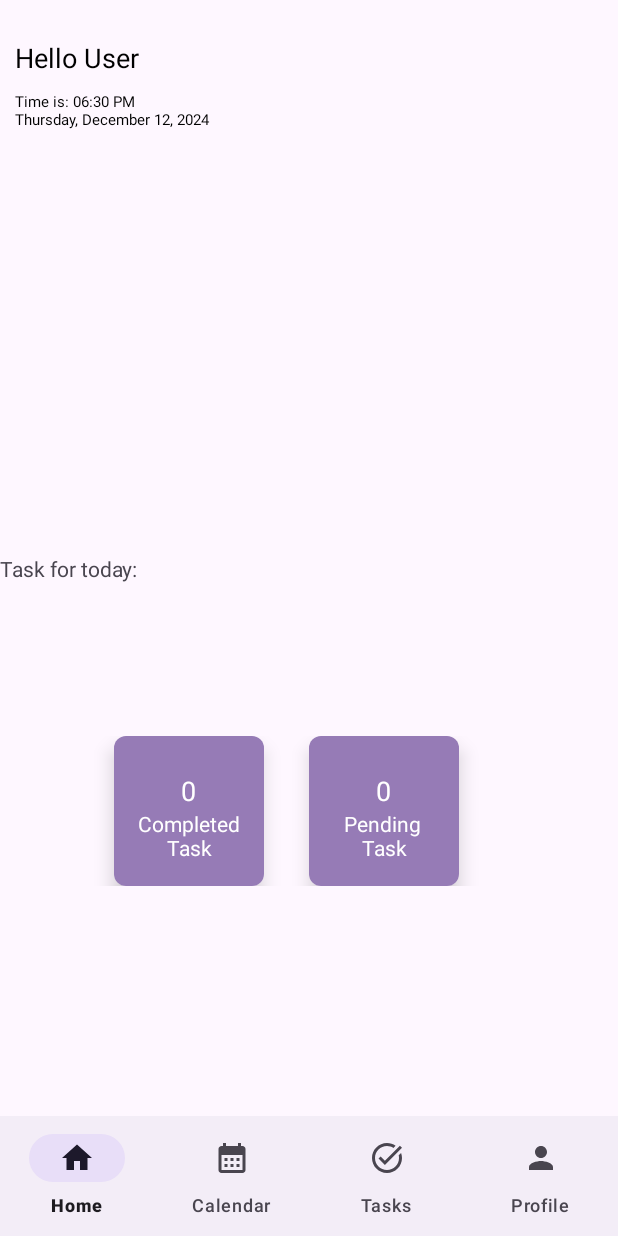
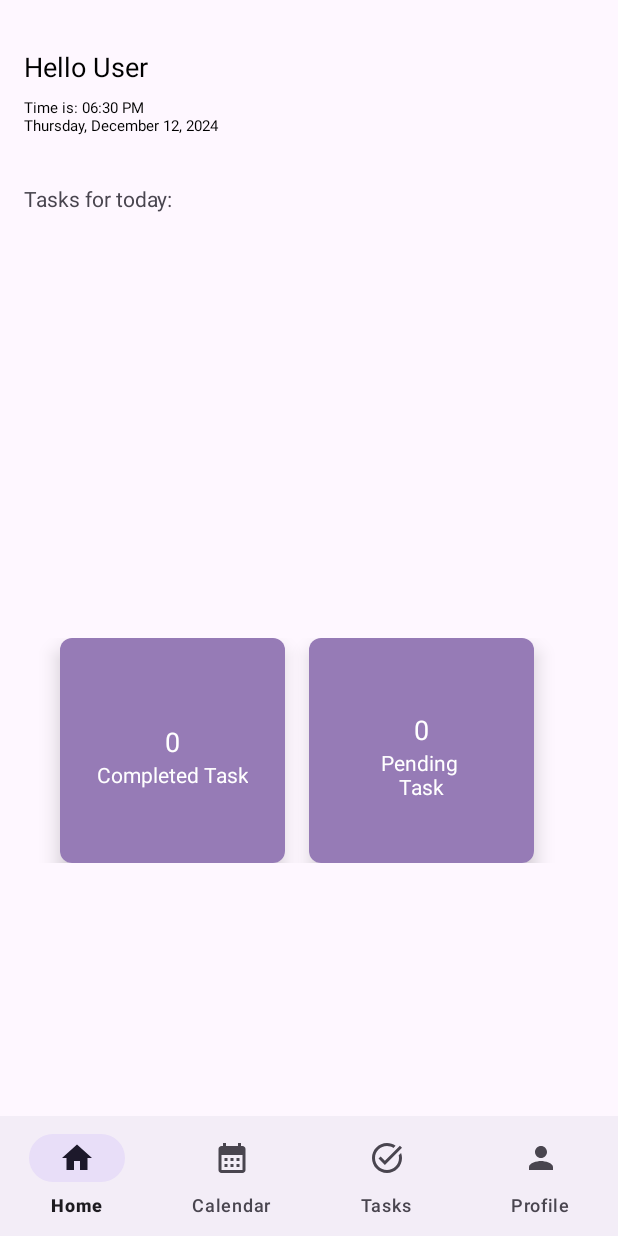
Before and after one commit to Oieu/MobDev_FinalProject, an Android app: the DashBoard screen opened directly, with no data from a screen before it, on a phone screen of 412 x 824 dp. Run offline under Robolectric (Android 15) with nearby library versions, the phone set to English and light mode, and no system bars; our stand-ins replace Firebase (no records; nobody signed in at launch, a user with empty details on screens opened directly).

Commit message:
[FIX] Layouts in Dashboard

```diff
--- a/app/src/main/java/com/example/final_project/DashBoard.java
+++ b/app/src/main/java/com/example/final_project/DashBoard.java
@@ -49,8 +49,7 @@ public class DashBoard extends AppCompatActivity {
 
         String userId = mAuth.getCurrentUser().getUid();
         fetchUserName(userId);
-        fetchCompletedTasksCount(userId);
-        fetchPendingTasksCount(userId);
+        fetchTaskCounts(userId);
         fetchTasksForToday(userId);
         displayCurrentDateTime();
 
@@ -104,39 +103,26 @@ public class DashBoard extends AppCompatActivity {
         });
     }
 
-    private void fetchCompletedTasksCount(String userId) {
-        dbRef.orderByChild("userId").equalTo(userId).addListenerForSingleValueEvent(new ValueEventListener() {
-            @Override
-            public void onDataChange(@NonNull DataSnapshot dataSnapshot) {
-                int completedTasksCount = 0;
-                for (DataSnapshot snapshot : dataSnapshot.getChildren()) {
-                    Task task = snapshot.getValue(Task.class);
-                    if (task != null && task.isCompleted()) {
-                        completedTasksCount++;
-                    }
-                }
-                tvCompletedTasks.setText(String.valueOf(completedTasksCount));
-            }
-
-            @Override
-            public void onCancelled(@NonNull DatabaseError databaseError) {
-                // Handle error
-            }
-        });
-    }
-
-    private void fetchPendingTasksCount(String userId) {
+    private void fetchTaskCounts(String userId) {
         dbRef.orderByChild("userId").equalTo(userId).addListenerForSingleValueEvent(new ValueEventListener() {
             @Override
             public void onDataChange(@NonNull DataSnapshot dataSnapshot) {
                 int pendingTasksCount = 0;
+                int completedTasksCount = 0;
+
                 for (DataSnapshot snapshot : dataSnapshot.getChildren()) {
                     Task task = snapshot.getValue(Task.class);
-                    if (task != null && !task.isCompleted()) {
-                        pendingTasksCount++;
+                    if (task != null) {
+                        if ("in progress".equals(task.getTaskStatus())) {
+                            pendingTasksCount++;
+                        } else if ("completed".equals(task.getTaskStatus())) {
+                            completedTasksCount++;
+                        }
                     }
                 }
+
                 tvPendingTasks.setText(String.valueOf(pendingTasksCount));
+                tvCompletedTasks.setText(String.valueOf(completedTasksCount));
             }
 
             @Override
--- a/app/src/main/java/com/example/final_project/Task.java
+++ b/app/src/main/java/com/example/final_project/Task.java
@@ -34,8 +34,6 @@ public class Task {
     public long getTaskCreated() { return taskCreated; }
     public void setTaskCreated(long taskCreated) { this.taskCreated = taskCreated; }
 
-    public boolean isCompleted() { return isCompleted; }
-    public void setCompleted(boolean completed) { isCompleted = completed; }
 
     public String getUserId() { return userId; }
     public void setUserId(String userId) { this.userId = userId; }
--- a/app/src/main/res/layout/activity_dash_board.xml
+++ b/app/src/main/res/layout/activity_dash_board.xml
@@ -11,83 +11,71 @@
         android:id="@+id/dashboardhead"
         android:layout_width="match_parent"
         android:layout_height="wrap_content"
+        android:layout_marginTop="16dp"
         android:orientation="vertical"
+        android:padding="16dp"
         app:layout_constraintTop_toTopOf="parent"
         app:layout_constraintStart_toStartOf="parent"
-        app:layout_constraintEnd_toEndOf="parent"
-        android:layout_marginTop="10dp"
-        >
+        app:layout_constraintEnd_toEndOf="parent">
 
         <TextView
             android:id="@+id/tvGreeting"
             android:layout_width="wrap_content"
             android:layout_height="wrap_content"
             android:text="Hello User"
-            android:textSize="18sp"
-            android:layout_marginTop="16dp"
-            android:layout_marginStart="10dp"
-            android:textColor="#000000" />
-
+            android:textColor="#000000"
+            android:textSize="18sp" />
 
         <TextView
-            android:layout_marginStart="10dp"
             android:id="@+id/tvDateTime"
             android:layout_width="wrap_content"
             android:layout_height="wrap_content"
+            android:layout_marginTop="8dp"
             android:text="Time is: 12:00 AM\nDATE"
-            android:textSize="10sp"
-            android:layout_marginTop="10dp"
-            android:textColor="#000000" />
+            android:textColor="#000000"
+            android:textSize="10sp" />
     </LinearLayout>
 
-
     <LinearLayout
+        android:id="@+id/linearLayout"
         android:layout_width="match_parent"
         android:layout_height="wrap_content"
-        android:layout_marginTop="12dp"
-        android:layout_marginBottom="82dp"
         android:orientation="vertical"
-        app:layout_constraintBottom_toTopOf="@+id/TasksActivity"
-        app:layout_constraintEnd_toEndOf="parent"
-        app:layout_constraintHorizontal_bias="0.0"
+        android:padding="16dp"
+        app:layout_constraintTop_toBottomOf="@id/dashboardhead"
         app:layout_constraintStart_toStartOf="parent"
-        app:layout_constraintTop_toBottomOf="@+id/dashboardhead"
-        app:layout_constraintVertical_bias="1.0">
+        app:layout_constraintEnd_toEndOf="parent">
 
         <TextView
             android:layout_width="wrap_content"
             android:layout_height="wrap_content"
-            android:layout_marginBottom="20dp"
-            android:layout_marginRight="10dp"
-            android:text="Task for today:" />
+            android:layout_marginBottom="16dp"
+            android:text="Tasks for today:" />
 
         <androidx.recyclerview.widget.RecyclerView
             android:id="@+id/todaystaskrecycler"
             android:layout_width="match_parent"
-            android:layout_height="match_parent"
-            tools:listitem="@layout/task_today"
-            android:orientation="horizontal" />
-
-
+            android:layout_height="235dp"
+            android:orientation="horizontal"
+            tools:listitem="@layout/task_today" />
     </LinearLayout>
 
     <LinearLayout
         android:id="@+id/TasksActivity"
         android:layout_width="match_parent"
         android:layout_height="wrap_content"
-        android:layout_marginTop="404dp"
-        android:gravity="center_horizontal"
         android:orientation="horizontal"
-        app:layout_constraintEnd_toEndOf="parent"
-        app:layout_constraintHorizontal_bias="0.0"
+        android:gravity="center"
+        android:layout_marginTop="16dp"
+        android:layout_marginBottom="16dp"
+        app:layout_constraintTop_toBottomOf="@id/linearLayout"
         app:layout_constraintStart_toStartOf="parent"
-        app:layout_constraintTop_toBottomOf="@id/dashboardhead">
+        app:layout_constraintEnd_toEndOf="parent">
 
         <androidx.cardview.widget.CardView
-            android:layout_width="100dp"
-            android:layout_height="100dp"
-            android:layout_marginRight="30dp"
-            android:background="@drawable/dashboard_borders"
+            android:layout_width="150dp"
+            android:layout_height="150dp"
+            android:layout_marginEnd="16dp"
             app:cardCornerRadius="8dp"
             app:cardElevation="8dp">
 
@@ -97,7 +85,6 @@
                 android:background="@color/lavenderpurp"
                 android:gravity="center"
                 android:orientation="vertical">
-
 
                 <TextView
                     android:id="@+id/tvCompletedTasks"
@@ -120,10 +107,9 @@
         </androidx.cardview.widget.CardView>
 
         <androidx.cardview.widget.CardView
-            android:layout_width="100dp"
-            android:layout_height="100dp"
-            android:layout_marginRight="30dp"
-            android:background="@drawable/dashboard_borders"
+            android:layout_width="150dp"
+            android:layout_height="150dp"
+            android:layout_marginEnd="16dp"
             app:cardCornerRadius="8dp"
             app:cardElevation="8dp">
 
@@ -134,7 +120,6 @@
                 android:gravity="center"
                 android:orientation="vertical">
 
-                <!-- Pending Tasks TextView -->
                 <TextView
                     android:id="@+id/tvPendingTasks"
                     android:layout_width="wrap_content"
@@ -161,8 +146,8 @@
         android:layout_width="0dp"
         android:layout_height="wrap_content"
         app:labelVisibilityMode="labeled"
-        app:menu="@menu/bottom_nav"
         app:layout_constraintBottom_toBottomOf="parent"
         app:layout_constraintStart_toStartOf="parent"
-        app:layout_constraintEnd_toEndOf="parent" />
+        app:layout_constraintEnd_toEndOf="parent"
+        app:menu="@menu/bottom_nav" />
 </androidx.constraintlayout.widget.ConstraintLayout>
```
Also changed, not shown: app/src/main/java/com/example/final_project/MainActivity.java (+26 -30 lines), app/src/main/java/com/example/final_project/TaskAdapter.java (+10 -8 lines).
